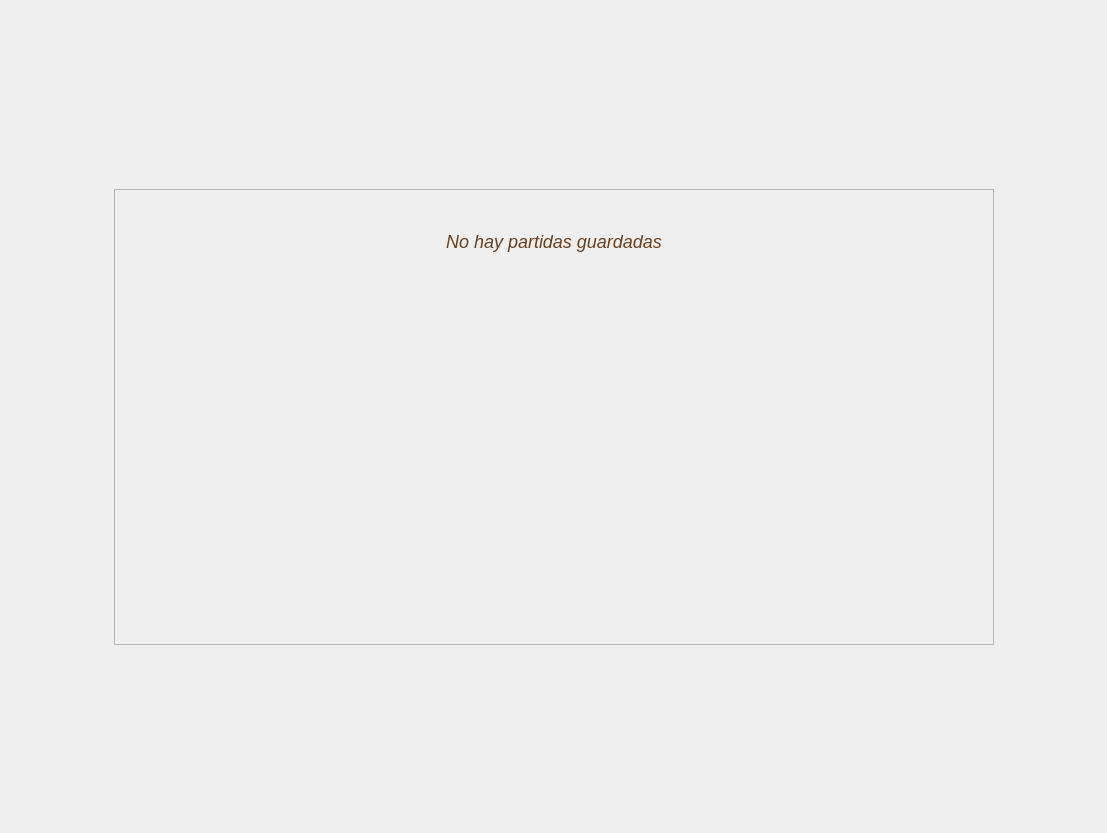
First picture: the form in client/ui/pantallaprincipal.ui, repository notconra/Stardew_Valley-Taller_de_Programacion-Veiga-Grupo_17, before the edit.
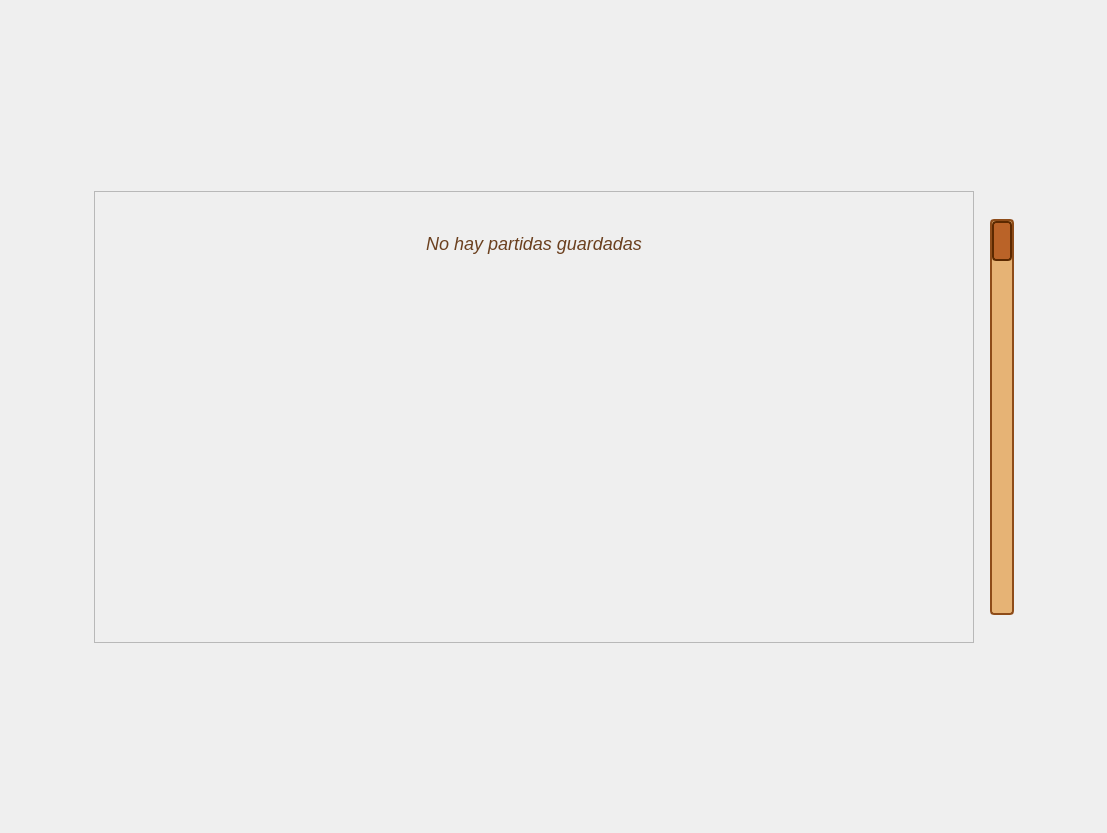
Second picture: the form after the edit. The open tabs and pages were chosen to show the change. Icons and pictures are not drawn.

Commit message: fix(ui): fijar marco de retomar partida a 4 tarjetas con scrollbar externa temática

The edit to the form file:
```diff
--- a/client/ui/pantallaprincipal.ui
+++ b/client/ui/pantallaprincipal.ui
@@ -496,28 +496,72 @@
     background-color: transparent;
 }
 
-/* Barra de scroll temática Stardew */
-QScrollBar:vertical {
+/* Barra de scroll temática Stardew exterior */
+QScrollBar#scrollbar_partidas:vertical {
     border: 2px solid #8e4c19;
-    background: #e6b375;
-    width: 16px;
-    margin: 0px;
+    background-color: #e6b375;
+    width: 24px;
+    margin: 28px 0px 28px 0px;
     border-radius: 4px;
 }
 
-QScrollBar::handle:vertical {
-    background: #ba6328;
-    min-height: 24px;
-    border-radius: 3px;
-    border: 1px solid #5c2900;
+QScrollBar#scrollbar_partidas::handle:vertical {
+    background-color: #ba6328;
+    border: 2px solid #5c2900;
+    border-radius: 4px;
+    min-height: 36px;
 }
 
 QScrollBar::handle:vertical:hover {
     background: #d87e38;
 }
 
-QScrollBar::add-line:vertical, QScrollBar::sub-line:vertical {
-    height: 0px;
+QScrollBar#scrollbar_partidas::handle:vertical:pressed {
+    background-color: #9c4b18;
+}
+
+/* Boton de flecha arriba */
+QScrollBar#scrollbar_partidas::sub-line:vertical {
+    border: none;
+    background: transparent;
+    height: 26px;
+    subcontrol-position: top;
+    subcontrol-origin: margin;
+}
+
+QScrollBar#scrollbar_partidas::sub-line:vertical:pressed {
+    top: 1px;
+}
+
+/* Boton de flecha abajo */
+QScrollBar#scrollbar_partidas::add-line:vertical {
+    border: none;
+    background: transparent;
+    height: 26px;
+    subcontrol-position: bottom;
+    subcontrol-origin: margin;
+}
+
+QScrollBar#scrollbar_partidas::add-line:vertical:pressed {
+    bottom: -1px;
+}
+
+/* Iconos de flechas pixel-art Stardew */
+QScrollBar#scrollbar_partidas::up-arrow:vertical {
+    image: url("Assets/LooseSprites/scrollbar_flecha_arriba.png");
+    width: 20px;
+    height: 22px;
+}
+
+QScrollBar#scrollbar_partidas::down-arrow:vertical {
+    image: url("Assets/LooseSprites/scrollbar_flecha_abajo.png");
+    width: 20px;
+    height: 22px;
+}
+
+QScrollBar#scrollbar_partidas::add-page:vertical,
+QScrollBar#scrollbar_partidas::sub-page:vertical {
+    background: none;
 }
 
 /* Mensaje cuando no hay partidas guardadas */
@@ -1849,11 +1893,28 @@
          </spacer>
         </item>
         <item row="1" column="1" alignment="Qt::AlignCenter">
-         <widget class="QFrame" name="marco_madera_retomar">
+         <layout class="QHBoxLayout" name="layout_retomar_con_scroll">
+          <property name="spacing">
+           <number>16</number>
+          </property>
+          <item>
+           <widget class="QFrame" name="marco_madera_retomar">
+          <property name="sizePolicy">
+           <sizepolicy hsizetype="Fixed" vsizetype="Fixed">
+            <horstretch>0</horstretch>
+            <verstretch>0</verstretch>
+           </sizepolicy>
+          </property>
           <property name="minimumSize">
            <size>
             <width>880</width>
-            <height>456</height>
+            <height>452</height>
+           </size>
+          </property>
+          <property name="maximumSize">
+           <size>
+            <width>880</width>
+            <height>452</height>
            </size>
           </property>
           <property name="frameShape">
@@ -1905,7 +1966,7 @@
                 <x>0</x>
                 <y>0</y>
                 <width>880</width>
-                <height>456</height>
+                <height>428</height>
                </rect>
               </property>
               <layout class="QVBoxLayout" name="layout_tarjetas_partidas">
@@ -1931,7 +1992,34 @@
           </layout>
          </widget>
         </item>
-        <item row="1" column="2">
+        <item>
+         <widget class="QScrollBar" name="scrollbar_partidas">
+          <property name="sizePolicy">
+           <sizepolicy hsizetype="Fixed" vsizetype="Fixed">
+            <horstretch>0</horstretch>
+            <verstretch>0</verstretch>
+           </sizepolicy>
+          </property>
+          <property name="orientation">
+           <enum>Qt::Orientation::Vertical</enum>
+          </property>
+          <property name="minimumSize">
+           <size>
+            <width>24</width>
+            <height>452</height>
+           </size>
+          </property>
+          <property name="maximumSize">
+           <size>
+            <width>24</width>
+            <height>452</height>
+           </size>
+          </property>
+         </widget>
+        </item>
+       </layout>
+      </item>
+      <item row="1" column="2">
          <spacer name="horizontalSpacer_right_retomar">
           <property name="orientation">
            <enum>Qt::Orientation::Horizontal</enum>
```
Left out of the diff: 4 changed lines with no effect on the pictures. The commit also changes 3 other files.
